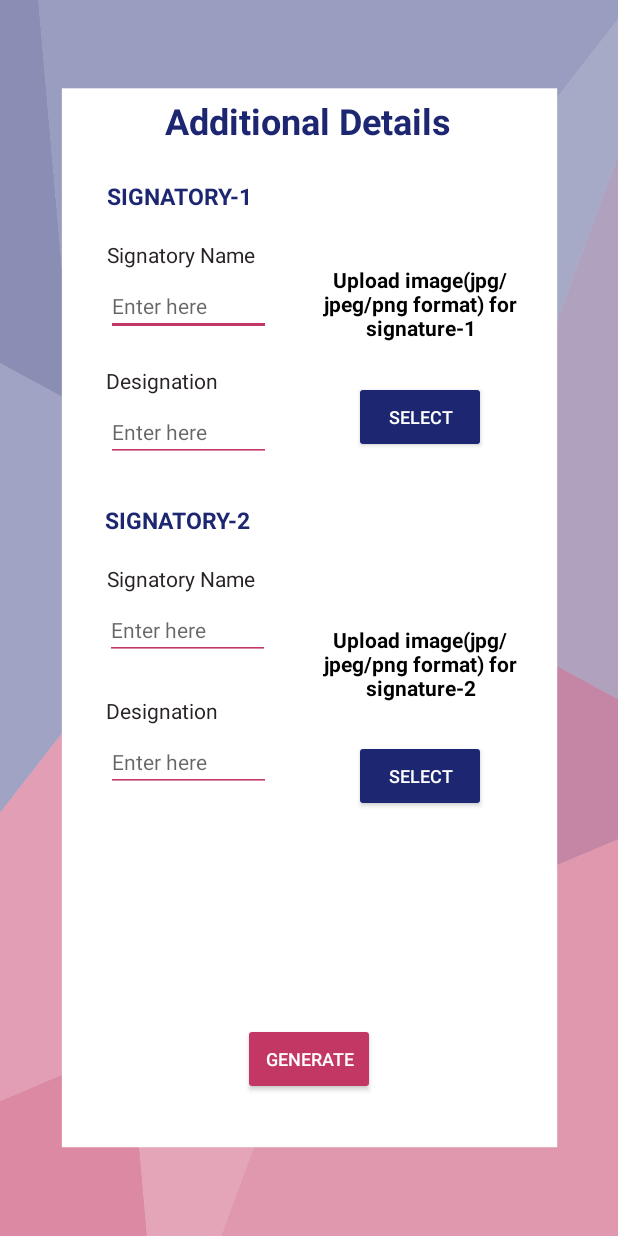
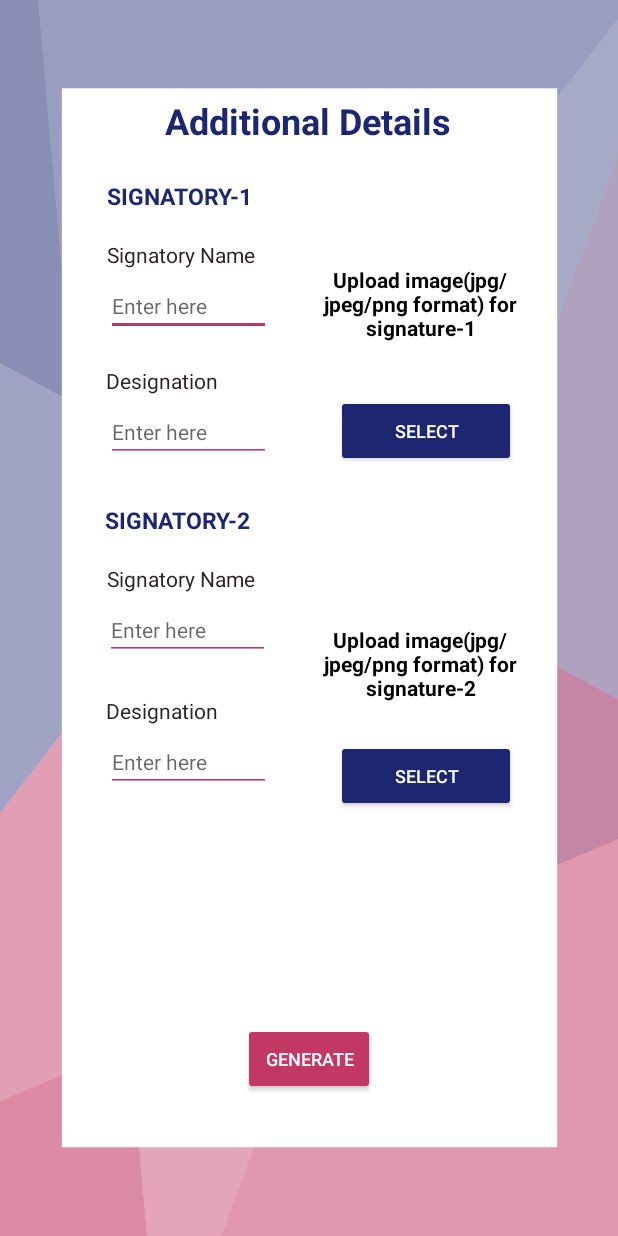
Before and after one commit to khushi145/AutoCertiGenApp, an Android app: the AdditionalInfo screen opened directly, with no data from a screen before it, on a phone screen of 412 x 824 dp. Run offline under Robolectric (Android 15) with nearby library versions, the phone set to English and light mode, and no system bars.

Commit message:
almost done

```diff
--- a/app/src/main/java/com/example/autocertigen/AdditionalInfo.java
+++ b/app/src/main/java/com/example/autocertigen/AdditionalInfo.java
@@ -124,12 +124,14 @@ public class AdditionalInfo extends AppCompatActivity {
                 if (resultCode == RESULT_OK) {
                     path_image1 = data.getData().toString();
                     Toast.makeText(getApplicationContext(),"Image Selected!",Toast.LENGTH_SHORT).show();
+                    signImage1.setText("SELECTED");
                 }
                 break;
             case 2:
                 if (resultCode == RESULT_OK) {
                     path_image2 = data.getData().toString();
                     Toast.makeText(getApplicationContext(),"Image Selected!",Toast.LENGTH_SHORT).show();
+                    signImage2.setText("SELECTED");
                 }
                 break;
 
--- a/app/src/main/res/layout/activity_additional_info.xml
+++ b/app/src/main/res/layout/activity_additional_info.xml
@@ -178,29 +178,29 @@
 
     <Button
         android:id="@+id/signature1_button"
-        android:layout_width="wrap_content"
+        android:layout_width="120dp"
         android:layout_height="wrap_content"
-        android:layout_marginEnd="88dp"
-        android:layout_marginRight="88dp"
+        android:layout_marginEnd="68dp"
+        android:layout_marginRight="68dp"
+        android:backgroundTint="@color/blue_1"
         android:text="SELECT"
+        android:textColor="@color/white"
         android:textSize="12dp"
-        android:backgroundTint="@color/blue_1"
-        android:textColor="@color/white"
         app:layout_constraintBottom_toBottomOf="parent"
         app:layout_constraintEnd_toEndOf="parent"
         app:layout_constraintTop_toTopOf="parent"
-        app:layout_constraintVertical_bias="0.327" />
+        app:layout_constraintVertical_bias="0.339" />
 
     <Button
         android:id="@+id/signature2_button"
-        android:layout_width="wrap_content"
+        android:layout_width="120dp"
         android:layout_height="wrap_content"
-        android:layout_marginEnd="88dp"
-        android:layout_marginRight="88dp"
+        android:layout_marginEnd="68dp"
+        android:layout_marginRight="68dp"
+        android:backgroundTint="@color/blue_1"
         android:text="SELECT"
+        android:textColor="@color/white"
         android:textSize="12dp"
-        android:backgroundTint="@color/blue_1"
-        android:textColor="@color/white"
         app:layout_constraintBottom_toBottomOf="parent"
         app:layout_constraintEnd_toEndOf="parent"
         app:layout_constraintTop_toTopOf="parent"
```
Also changed, not shown: app/src/main/java/com/example/autocertigen/TemplateActivity.java (+51 -31 lines), app/src/main/res/layout/activity_template.xml (+0 -12 lines).
